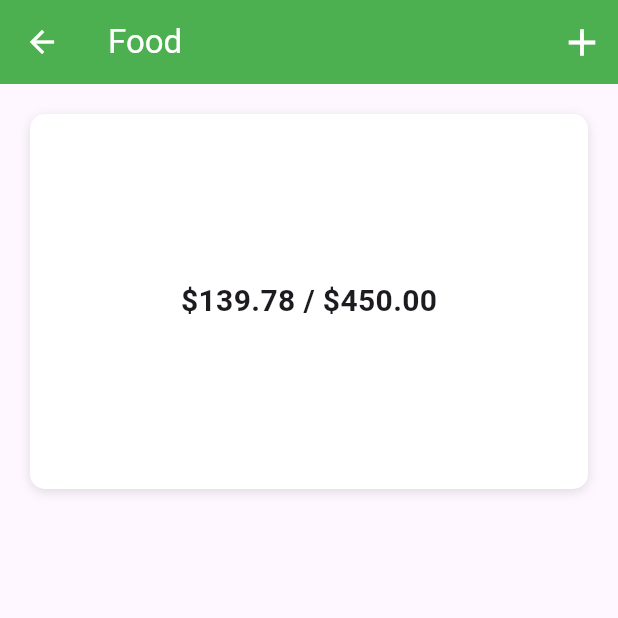
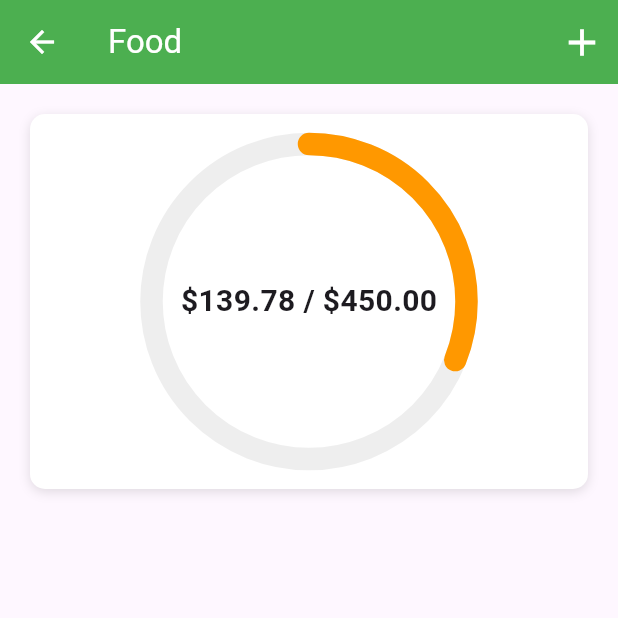
Before and after one commit to REp007/flutter_budget_ui, a Flutter app: the screen it shows after launch, after a tap on "Food", on a phone screen of 412 x 824 dp, the top half of it. Run offline on Flutter 3.47's test engine with Material 3 defaults, Android fonts, the phone set to English and light mode, and no system bars.

Commit message:
Add radial progress indicator to Category Screen and implement RadialPainter

```diff
--- a/lib/screen/category_screen.dart
+++ b/lib/screen/category_screen.dart
@@ -1,5 +1,7 @@
 import 'package:flutter/material.dart';
+import 'package:flutter_budget_ui/helpers/color_helper.dart';
 import 'package:flutter_budget_ui/models/category_model.dart';
+import 'package:flutter_budget_ui/widgets/radial_painter.dart';
 
 class CategoryScreen extends StatefulWidget {
   const CategoryScreen({super.key, required this.category});
@@ -57,10 +59,18 @@ class _CategoryScreenState extends State<CategoryScreen> {
                         offset: Offset(0, 2),
                         blurRadius: 6.0)
                   ]),
-              child: Center(
-                child: Text(
-                  '\$${amountLeft.toStringAsFixed(2)} / \$${widget.category.maxAmount.toStringAsFixed(2)}',
-                  style: TextStyle(fontSize: 20.0, fontWeight: FontWeight.w600),
+              child: CustomPaint(
+                foregroundPainter: RadialPainter(
+                    bgColor: Colors.grey[200] ?? Colors.grey,
+                    lineColor: getColor(context, percent),
+                    percent: percent,
+                    width: 15.0),
+                child: Center(
+                  child: Text(
+                    '\$${amountLeft.toStringAsFixed(2)} / \$${widget.category.maxAmount.toStringAsFixed(2)}',
+                    style:
+                        TextStyle(fontSize: 20.0, fontWeight: FontWeight.w600),
+                  ),
                 ),
               ),
             )
--- /dev/null
+++ b/lib/widgets/radial_painter.dart
@@ -0,0 +1,50 @@
+import 'package:flutter/material.dart';
+import 'dart:math';
+
+class RadialPainter extends CustomPainter {
+  final Color bgColor;
+  final Color lineColor;
+  final double percent;
+  final double width;
+
+  RadialPainter(
+      {required this.bgColor,
+      required this.lineColor,
+      required this.percent,
+      required this.width})
+      : super();
+
+  @override
+  void paint(Canvas canvas, Size size) {
+    Paint bgLine = Paint()
+      ..color = bgColor
+      ..strokeCap = StrokeCap.round
+      ..style = PaintingStyle.stroke
+      ..strokeWidth = width;
+
+    Paint completeLine = Paint()
+      ..color = lineColor
+      ..strokeCap = StrokeCap.round
+      ..style = PaintingStyle.stroke
+      ..strokeWidth = width;
+
+    Offset center = Offset(size.width / 2, size.height / 2);
+    double radius = min(size.width / 2, size.height / 2);
+
+    /**
+     *
+     */
+    canvas.drawCircle(center, radius, bgLine);
+    /**
+     *
+     */
+    double sweepAngle = 2 * pi * percent;
+    canvas.drawArc(Rect.fromCircle(center: center, radius: radius), -pi / 2,
+        sweepAngle, false, completeLine);
+  }
+
+  @override
+  bool shouldRepaint(covariant CustomPainter oldDelegate) {
+    return true;
+  }
+}
```
